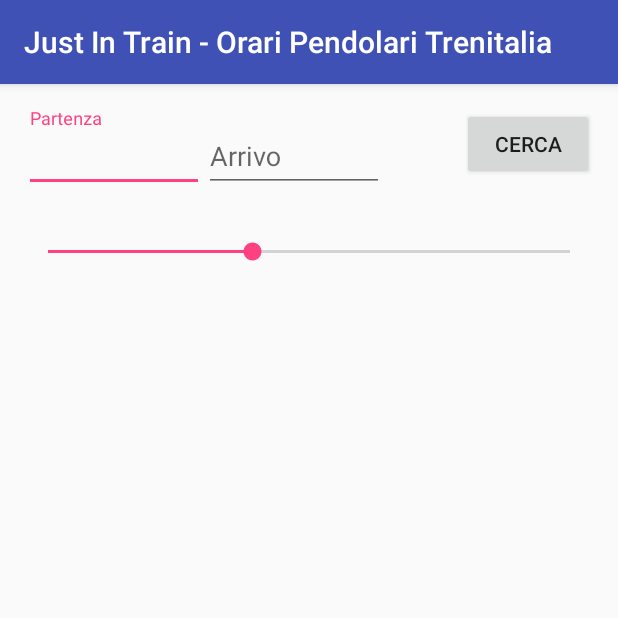
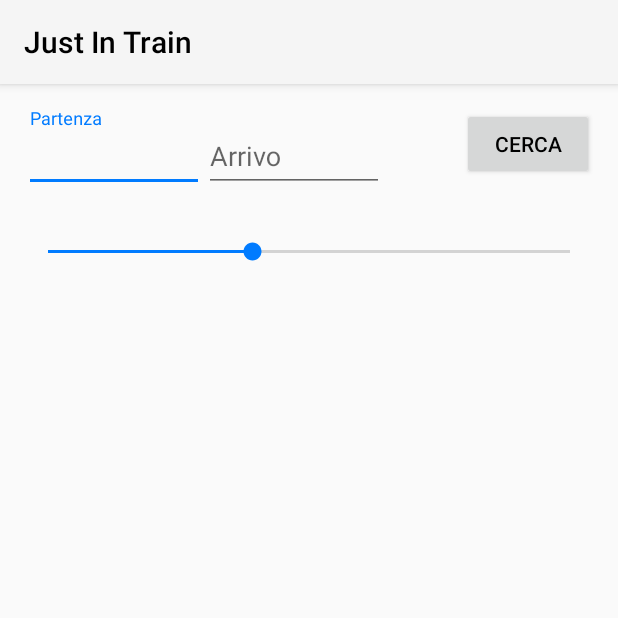
Before and after one commit to xixsuse/client_android, an Android app: the screen it shows after launch (JourneyActivity), on a phone screen of 412 x 824 dp, the top half of it. Run offline under Robolectric (Android 15) with nearby library versions, the light colour scheme and no system bars; libraries missing offline, so code that uses them is left out: com.annimon.stream, io.realm, io.realm.internal, trikita.log; 8 statements that could not run were skipped.

Commit message:
changed material colors

```diff
--- a/app/src/main/res/values/colors.xml
+++ b/app/src/main/res/values/colors.xml
@@ -1,6 +1,7 @@
 <?xml version="1.0" encoding="utf-8"?>
 <resources>
-    <color name="colorPrimary">#3F51B5</color>
-    <color name="colorPrimaryDark">#303F9F</color>
-    <color name="colorAccent">#FF4081</color>
+    <color name="colorPrimary">#F5F5F5</color>
+    <color name="colorPrimaryDark">#00E676</color>
+    <color name="colorAccent">#007BFF</color>
+    <color name="textColorPrimary">#000000</color>
 </resources>
--- a/app/src/main/res/values/strings.xml
+++ b/app/src/main/res/values/strings.xml
@@ -1,8 +1,7 @@
 <resources>
-    <string name="app_name">Just In Train - Orari Pendolari Trenitalia</string>
+    <string name="app_name">Just In Train</string>
 
     <!-- TODO: Remove or change this placeholder text -->
-    <string name="hello_blank_fragment">Hello blank fragment</string>
     <string name="btn_search">Cerca</string>
     <string name="atv_departure">Partenza</string>
     <string name="atv_arrival">Arrivo</string>
--- a/app/src/main/res/values/styles.xml
+++ b/app/src/main/res/values/styles.xml
@@ -1,11 +1,10 @@
 <resources>
 
-    <!-- Base application theme. -->
-    <style name="AppTheme" parent="Theme.AppCompat.Light.DarkActionBar">
-        <!-- Customize your theme here. -->
+    <style name="AppTheme" parent="Theme.AppCompat.Light">
         <item name="colorPrimary">@color/colorPrimary</item>
         <item name="colorPrimaryDark">@color/colorPrimaryDark</item>
         <item name="colorAccent">@color/colorAccent</item>
+        <item name="android:textColorPrimary">@color/textColorPrimary</item>
     </style>
 
 </resources>
```
